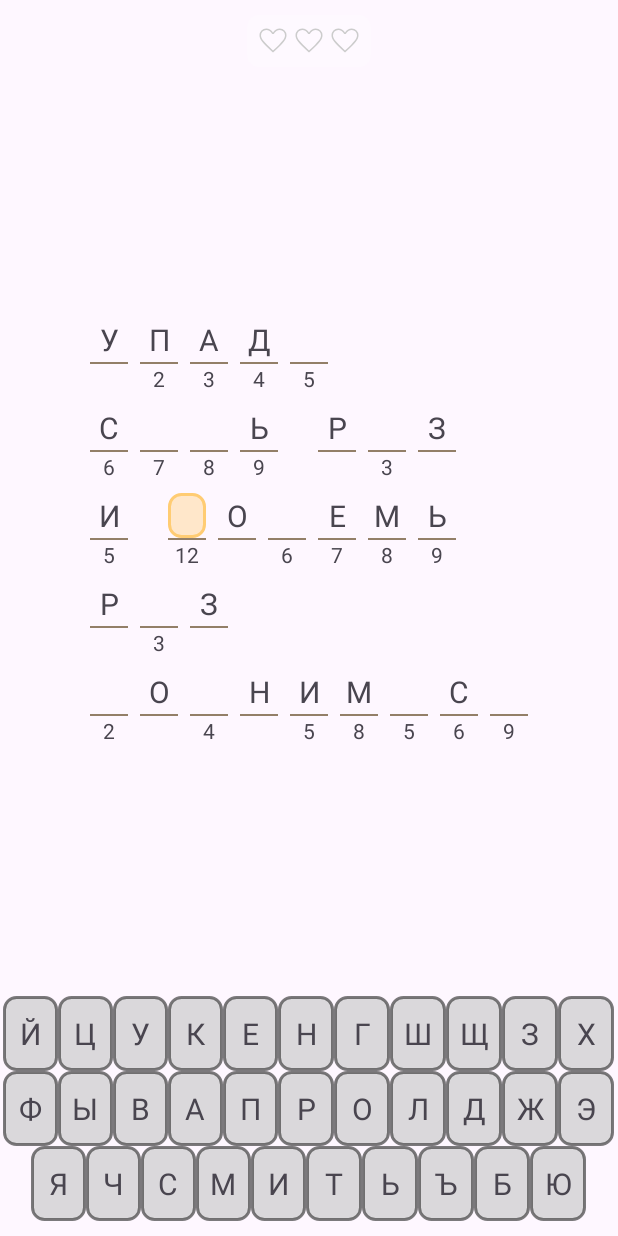
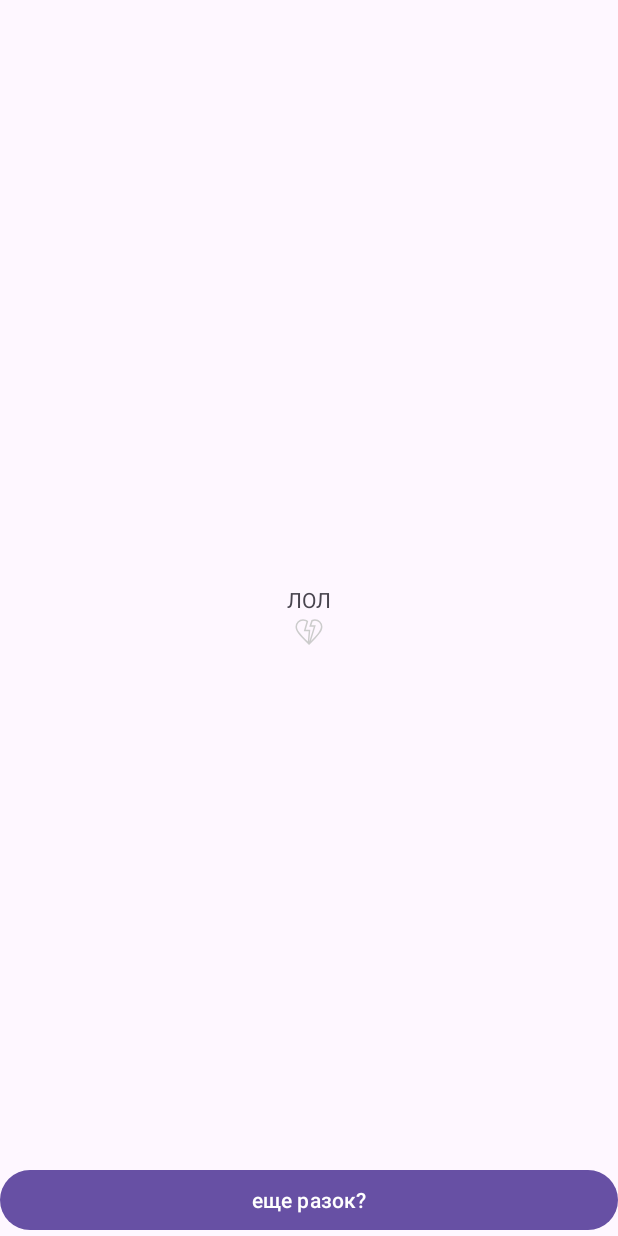
Before and after one commit to vadhub/Cryptogram, an Android app: the screen it shows after launch (MainActivity), after a tap on an icon or button, on a phone screen of 412 x 824 dp. Run offline under Robolectric (Android 15) with nearby library versions, the phone set to English and light mode, and no system bars; 3 other taps on this screen came first.

Commit message:
lost fragment

```diff
--- a/app/src/main/java/com/abg/cryptogram/GameFragment.kt
+++ b/app/src/main/java/com/abg/cryptogram/GameFragment.kt
@@ -40,7 +40,10 @@ class GameFragment : Fragment() {
         val author = "OG budda ©"
         val game = Game {
             when(it) {
-                Game.StatusGame.GAME_OVER -> { Log.d("info", "lol")}
+                Game.StatusGame.GAME_OVER -> {
+                    navigator.startFragment(LostFragment())
+                    Log.d("info", "lol")
+                }
                 Game.StatusGame.WIN -> {
                     recyclerView.animate().alpha(0f).setDuration(200).withEndAction {
                         val fragmentWin = FragmentWin()
--- /dev/null
+++ b/app/src/main/java/com/abg/cryptogram/LostFragment.kt
@@ -0,0 +1,33 @@
+package com.abg.cryptogram
+
+import android.content.Context
+import android.os.Bundle
+import android.view.LayoutInflater
+import android.view.View
+import android.view.ViewGroup
+import android.widget.Button
+import androidx.fragment.app.Fragment
+
+class LostFragment : Fragment() {
+
+    private lateinit var navigator: Navigator
+
+    override fun onAttach(context: Context) {
+        super.onAttach(context)
+        navigator = context as Navigator
+    }
+
+    override fun onCreateView(
+        inflater: LayoutInflater,
+        container: ViewGroup?,
+        savedInstanceState: Bundle?
+    ): View? {
+        return inflater.inflate(R.layout.lost_fragment, container, false)
+    }
+
+    override fun onViewCreated(view: View, savedInstanceState: Bundle?) {
+        view.findViewById<Button>(R.id.restart).setOnClickListener {
+            navigator.startFragment(GameFragment())
+        }
+    }
+}
--- /dev/null
+++ b/app/src/main/res/drawable/heart_broken_24dp_cccccc_fill0_wght200_grad0_opsz24.xml
@@ -0,0 +1,9 @@
+<vector xmlns:android="http://schemas.android.com/apk/res/android"
+    android:width="24dp"
+    android:height="24dp"
+    android:viewportWidth="960"
+    android:viewportHeight="960">
+  <path
+      android:pathData="M481,827Q373.15,718.92 303.27,645.15q-69.89,-73.77 -110.62,-127.61 -40.73,-53.85 -56.69,-94.77Q120,381.85 120,340q0,-83.64 58.18,-141.82Q236.36,140 320,140q38.29,0 74.03,13.04t64.89,37.88L393.08,420h122.3l-30.15,322.69L607.69,340L486.15,340l59.47,-178.15q21.29,-10.93 44.71,-16.39 23.43,-5.46 48.13,-5.46 83.64,0 141.82,58.18 58.18,58.18 58.18,141.82 0,42.62 -17.23,84.92 -17.23,42.31 -58.85,97.43 -41.61,55.11 -110.23,128Q583.54,723.23 481,827ZM447.69,736.38L473.31,460L340.15,460l72.7,-253.77q-21.39,-11.08 -44.98,-18.65Q344.27,180 320,180q-66.29,0 -113.14,46.86Q160,273.71 160,340q0,32.54 13.81,67.38 13.81,34.85 47.31,80.5 33.5,45.66 88.92,105.47 55.42,59.8 137.65,143.03ZM531.85,718.38q147.92,-152.23 207.27,-234.23 59.34,-82 59.34,-144.15 0,-66.29 -46.86,-113.14Q704.75,180 638.46,180q-15.61,0 -30.46,3.42 -14.85,3.43 -29.69,8.2L542.77,300h116.77L531.85,718.38ZM659.54,300ZM340.15,460Z"
+      android:fillColor="#CCCCCC"/>
+</vector>
--- /dev/null
+++ b/app/src/main/res/layout/lost_fragment.xml
@@ -0,0 +1,29 @@
+<?xml version="1.0" encoding="utf-8"?>
+<FrameLayout xmlns:android="http://schemas.android.com/apk/res/android"
+    android:layout_width="match_parent"
+    android:layout_height="match_parent">
+
+    <LinearLayout
+        android:layout_gravity="center"
+        android:orientation="vertical"
+        android:gravity="center"
+        android:layout_width="wrap_content"
+        android:layout_height="wrap_content">
+        <TextView
+            android:text="ЛОЛ"
+            android:layout_width="wrap_content"
+            android:layout_height="wrap_content"/>
+        <ImageView
+            android:src="@drawable/heart_broken_24dp_cccccc_fill0_wght200_grad0_opsz24"
+            android:layout_width="wrap_content"
+            android:layout_height="wrap_content"/>
+    </LinearLayout>
+
+    <Button
+        android:id="@+id/restart"
+        android:text="еще разок?"
+        android:layout_gravity="bottom"
+        android:layout_width="match_parent"
+        android:layout_height="wrap_content"/>
+
+</FrameLayout>
```
